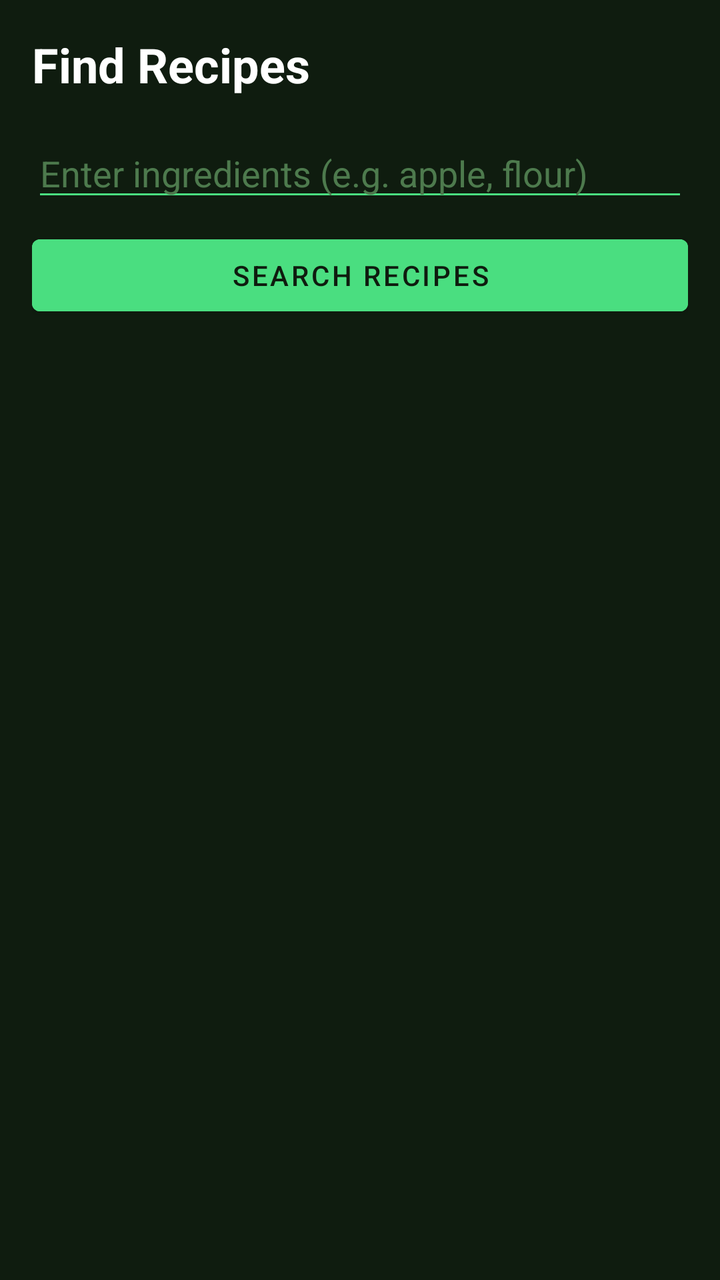
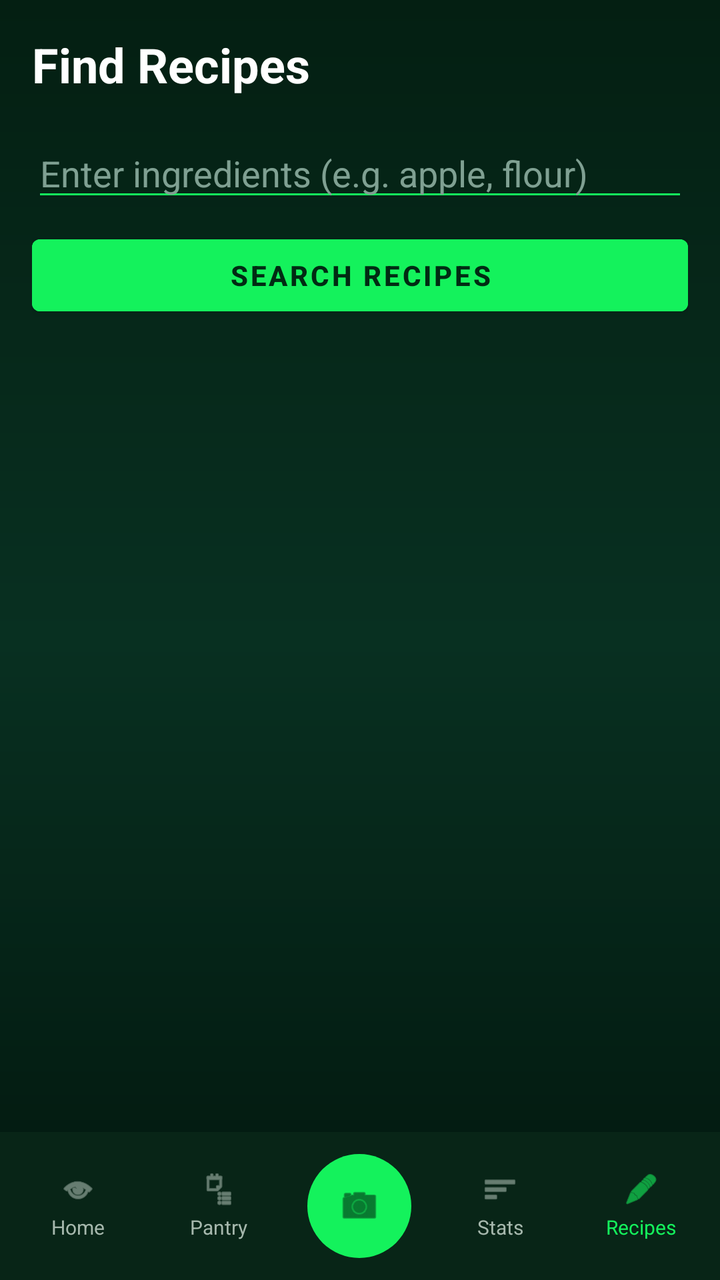

Before-and-after screenshots of an Android layout around one commit, followed by the original layout XML and the change that was made.
<!-- AndroidManifest.xml: application theme Theme.MobileGroup -->
<!-- res/layout/activity_main.xml -->
<?xml version="1.0" encoding="utf-8"?>
<LinearLayout xmlns:android="http://schemas.android.com/apk/res/android"
    android:layout_width="match_parent"
    android:layout_height="match_parent"
    android:orientation="vertical"
    android:padding="16dp"
    android:background="@color/background">

    <TextView
        android:layout_width="wrap_content"
        android:layout_height="wrap_content"
        android:text="Find Recipes"
        android:textColor="@color/text_primary"
        android:textSize="24sp"
        android:textStyle="bold"
        android:layout_marginBottom="16dp"/>

    <EditText
        android:id="@+id/editText_ingredients"
        android:layout_width="match_parent"
        android:layout_height="wrap_content"
        android:hint="Enter ingredients (e.g. apple, flour)"
        android:textColor="@color/text_primary"
        android:textColorHint="@color/text_hint"
        android:backgroundTint="@color/green_primary"/>

    <Button
        android:id="@+id/button_search_recipes"
        android:layout_width="match_parent"
        android:layout_height="wrap_content"
        android:layout_marginTop="8dp"
        android:text="Search Recipes"
        android:backgroundTint="@color/green_primary"
        android:textColor="@color/background"/>

    <ProgressBar
        android:id="@+id/progressBar_loading"
        android:layout_width="wrap_content"
        android:layout_height="wrap_content"
        android:layout_gravity="center"
        android:visibility="gone"
        android:indeterminateTint="@color/green_primary"
        android:layout_marginTop="16dp"/>

    <androidx.recyclerview.widget.RecyclerView
        android:id="@+id/recyclerView_recipes"
        android:layout_width="match_parent"
        android:layout_height="match_parent"
        android:layout_marginTop="16dp"/>

</LinearLayout>
<!-- resources referenced by this layout -->
<resources>
  <color name="background">#0F1C0F</color>
  <color name="green_primary">#4ADE80</color>
  <color name="text_hint">#4D7A4D</color>
  <color name="text_primary">#FFFFFF</color>
  <style name="Theme.MobileGroup" parent="Theme.MaterialComponents.NoActionBar">
          
          <item name="colorPrimary">@color/green_primary</item>
          <item name="colorPrimaryVariant">@color/green_dark</item>
          <item name="colorOnPrimary">@color/background</item>
          <item name="colorSecondary">@color/green_button</item>
          <item name="colorOnSecondary">@color/background</item>
          <item name="android:colorBackground">@color/background</item>
          <item name="colorSurface">@color/surface</item>
          <item name="colorOnSurface">@color/text_primary</item>
  
          
          <item name="android:statusBarColor">@color/background</item>
          <item name="android:navigationBarColor">@color/surface</item>
          <item name="android:windowLightStatusBar">false</item>
  
          
          <item name="android:editTextColor">@color/text_primary</item>
          <item name="android:textColorHint">@color/text_hint</item>
          <item name="colorControlNormal">@color/green_dim</item>
          <item name="colorControlActivated">@color/green_primary</item>
  
          
          <item name="materialAlertDialogTheme">@style/Theme.MobileGroup.AlertDialog</item>
      </style>
  <color name="green_dark">#166534</color>
  <color name="green_button">#22C55E</color>
  <color name="surface">#1A2E1A</color>
  <color name="green_dim">#2D4A2D</color>
  <style name="Theme.MobileGroup.AlertDialog" parent="ThemeOverlay.MaterialComponents.MaterialAlertDialog">
          <item name="android:background">@color/surface</item>
          <item name="colorOnSurface">@color/text_primary</item>
          <item name="colorPrimary">@color/green_primary</item>
      </style>
</resources>

<!-- the commit's change to res/layout/activity_main.xml (unified diff, before → after) -->
@@ -1,51 +1,188 @@
 <?xml version="1.0" encoding="utf-8"?>
 <LinearLayout xmlns:android="http://schemas.android.com/apk/res/android"
+    xmlns:app="http://schemas.android.com/apk/res-auto"
     android:layout_width="match_parent"
     android:layout_height="match_parent"
     android:orientation="vertical"
-    android:padding="16dp"
-    android:background="@color/background">
+    android:background="@drawable/bg_dashboard">
 
-    <TextView
-        android:layout_width="wrap_content"
-        android:layout_height="wrap_content"
-        android:text="Find Recipes"
-        android:textColor="@color/text_primary"
-        android:textSize="24sp"
-        android:textStyle="bold"
-        android:layout_marginBottom="16dp"/>
+    
+    <LinearLayout
+        android:layout_width="match_parent"
+        android:layout_height="0dp"
+        android:layout_weight="1"
+        android:orientation="vertical"
+        android:padding="16dp">
 
-    <EditText
-        android:id="@+id/editText_ingredients"
+        <TextView
+            android:layout_width="wrap_content"
+            android:layout_height="wrap_content"
+            android:text="Find Recipes"
+            android:textColor="#FFFFFF"
+            android:textSize="24sp"
+            android:textStyle="bold"
+            android:layout_marginBottom="16dp"/>
+
+        <EditText
+            android:id="@+id/editText_ingredients"
+            android:layout_width="match_parent"
+            android:layout_height="wrap_content"
+            android:hint="Enter ingredients (e.g. apple, flour)"
+            android:textColor="#FFFFFF"
+            android:textColorHint="#7FA092"
+            android:backgroundTint="#14F25C"/>
+
+        <Button
+            android:id="@+id/button_search_recipes"
+            android:layout_width="match_parent"
+            android:layout_height="wrap_content"
+            android:layout_marginTop="8dp"
+            android:text="Search Recipes"
+            android:backgroundTint="#14F25C"
+            android:textColor="#012B13"
+            android:textStyle="bold"/>
+
+        <ProgressBar
+            android:id="@+id/progressBar_loading"
+            android:layout_width="wrap_content"
+            android:layout_height="wrap_content"
+            android:layout_gravity="center"
+            android:visibility="gone"
+            android:indeterminateTint="#14F25C"
+            android:layout_marginTop="16dp"/>
+
+        <androidx.recyclerview.widget.RecyclerView
+            android:id="@+id/recyclerView_recipes"
+            android:layout_width="match_parent"
+            android:layout_height="match_parent"
+            android:layout_marginTop="16dp"
+            android:clipToPadding="false"/>
+    </LinearLayout>
+
+    
+    <LinearLayout
         android:layout_width="match_parent"
-        android:layout_height="wrap_content"
-        android:hint="Enter ingredients (e.g. apple, flour)"
-        android:textColor="@color/text_primary"
-        android:textColorHint="@color/text_hint"
-        android:backgroundTint="@color/green_primary"/>
+        android:layout_height="74dp"
+        android:background="#082517"
+        android:gravity="center"
+        android:orientation="horizontal"
+        android:paddingStart="4dp"
+        android:paddingEnd="4dp"
+        android:weightSum="5">
 
-    <Button
-        android:id="@+id/button_search_recipes"
-        android:layout_width="match_parent"
-        android:layout_height="wrap_content"
-        android:layout_marginTop="8dp"
-        android:text="Search Recipes"
-        android:backgroundTint="@color/green_primary"
-        android:textColor="@color/background"/>
+        <LinearLayout
+            android:id="@+id/navHome"
+            android:layout_width="0dp"
+            android:layout_height="wrap_content"
+            android:layout_weight="1"
+            android:gravity="center"
+            android:orientation="vertical">
 
-    <ProgressBar
-        android:id="@+id/progressBar_loading"
-        android:layout_width="wrap_content"
-        android:layout_height="wrap_content"
-        android:layout_gravity="center"
-        android:visibility="gone"
-        android:indeterminateTint="@color/green_primary"
-        android:layout_marginTop="16dp"/>
+            <ImageView
+                android:layout_width="18dp"
+                android:layout_height="18dp"
+                android:src="@android:drawable/ic_menu_view"
+                app:tint="#A6B8AD" />
 
-    <androidx.recyclerview.widget.RecyclerView
-        android:id="@+id/recyclerView_recipes"
-        android:layout_width="match_parent"
-        android:layout_height="match_parent"
-        android:layout_marginTop="16dp"/>
+            <TextView
+                android:layout_width="wrap_content"
+                android:layout_height="wrap_content"
+                android:layout_marginTop="3dp"
+                android:text="Home"
+                android:textColor="#A6B8AD"
+                android:textSize="10sp" />
+        </LinearLayout>
+
+        <LinearLayout
+            android:id="@+id/navPantry"
+            android:layout_width="0dp"
+            android:layout_height="wrap_content"
+            android:layout_weight="1"
+            android:gravity="center"
+            android:orientation="vertical">
+
+            <ImageView
+                android:layout_width="18dp"
+                android:layout_height="18dp"
+                android:src="@android:drawable/ic_menu_agenda"
+                app:tint="#A6B8AD" />
+
+            <TextView
+                android:layout_width="wrap_content"
+                android:layout_height="wrap_content"
+                android:layout_marginTop="3dp"
+                android:text="Pantry"
+                android:textColor="#A6B8AD"
+                android:textSize="10sp" />
+        </LinearLayout>
+
+        <LinearLayout
+            android:id="@+id/navScan"
+            android:layout_width="0dp"
+            android:layout_height="wrap_content"
+            android:layout_weight="1"
+            android:gravity="center"
+            android:orientation="vertical">
+
+            <FrameLayout
+                android:layout_width="52dp"
+                android:layout_height="52dp"
+                android:background="@drawable/bg_scan_circle">
+
+                <ImageView
+                    android:layout_width="22dp"
+                    android:layout_height="22dp"
+                    android:layout_gravity="center"
+                    android:src="@android:drawable/ic_menu_camera"
+                    app:tint="#012B13" />
+            </FrameLayout>
+        </LinearLayout>
+
+        <LinearLayout
+            android:id="@+id/navStats"
+            android:layout_width="0dp"
+            android:layout_height="wrap_content"
+            android:layout_weight="1"
+            android:gravity="center"
+            android:orientation="vertical">
+
+            <ImageView
+                android:layout_width="18dp"
+                android:layout_height="18dp"
+                android:src="@android:drawable/ic_menu_sort_by_size"
+                app:tint="#A6B8AD" />
+
+            <TextView
+                android:layout_width="wrap_content"
+                android:layout_height="wrap_content"
+                android:layout_marginTop="3dp"
+                android:text="Stats"
+                android:textColor="#A6B8AD"
+                android:textSize="10sp" />
+        </LinearLayout>
+
+        <LinearLayout
+            android:id="@+id/navRecipes"
+            android:layout_width="0dp"
+            android:layout_height="wrap_content"
+            android:layout_weight="1"
+            android:gravity="center"
+            android:orientation="vertical">
+
+            <ImageView
+                android:layout_width="18dp"
+                android:layout_height="18dp"
+                android:src="@android:drawable/ic_menu_edit"
+                app:tint="#14F25C" />
+
+            <TextView
+                android:layout_width="wrap_content"
+                android:layout_height="wrap_content"
+                android:layout_marginTop="3dp"
+                android:text="Recipes"
+                android:textColor="#14F25C"
+                android:textSize="10sp" />
+        </LinearLayout>
+    </LinearLayout>
 
 </LinearLayout>
<!-- resource entries referenced after the edit -->
@@ -1,5 +1,19 @@
 <!-- resources referenced by this layout -->
 <resources>
+  <!-- drawable bg_dashboard (drawable) -->
+  <?xml version="1.0" encoding="utf-8"?>
+  <shape xmlns:android="http://schemas.android.com/apk/res/android" android:shape="rectangle">
+      <gradient
+          android:angle="270"
+          android:startColor="#041F12"
+          android:centerColor="#083021"
+          android:endColor="#02160D" />
+  </shape>
+  <!-- drawable bg_scan_circle (drawable) -->
+  <?xml version="1.0" encoding="utf-8"?>
+  <shape xmlns:android="http://schemas.android.com/apk/res/android" android:shape="oval">
+      <solid android:color="#14F25C" />
+  </shape>
   <color name="background">#0F1C0F</color>
   <color name="green_primary">#4ADE80</color>
   <color name="text_hint">#4D7A4D</color>
